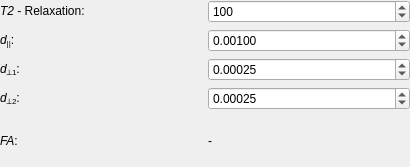
MITK/MITK, file Plugins/org.mitk.gui.qt.diffusionimaging/src/QmitkTensorModelParametersWidgetControls.ui: the form before one commit.
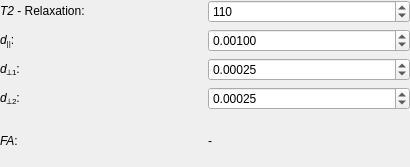
The form after the commit.

Patch:
```diff
--- a/Plugins/org.mitk.gui.qt.diffusionimaging/src/QmitkTensorModelParametersWidgetControls.ui
+++ b/Plugins/org.mitk.gui.qt.diffusionimaging/src/QmitkTensorModelParametersWidgetControls.ui
@@ -134,7 +134,7 @@
       <number>10000</number>
      </property>
      <property name="value">
-      <number>100</number>
+      <number>110</number>
      </property>
     </widget>
    </item>
```
